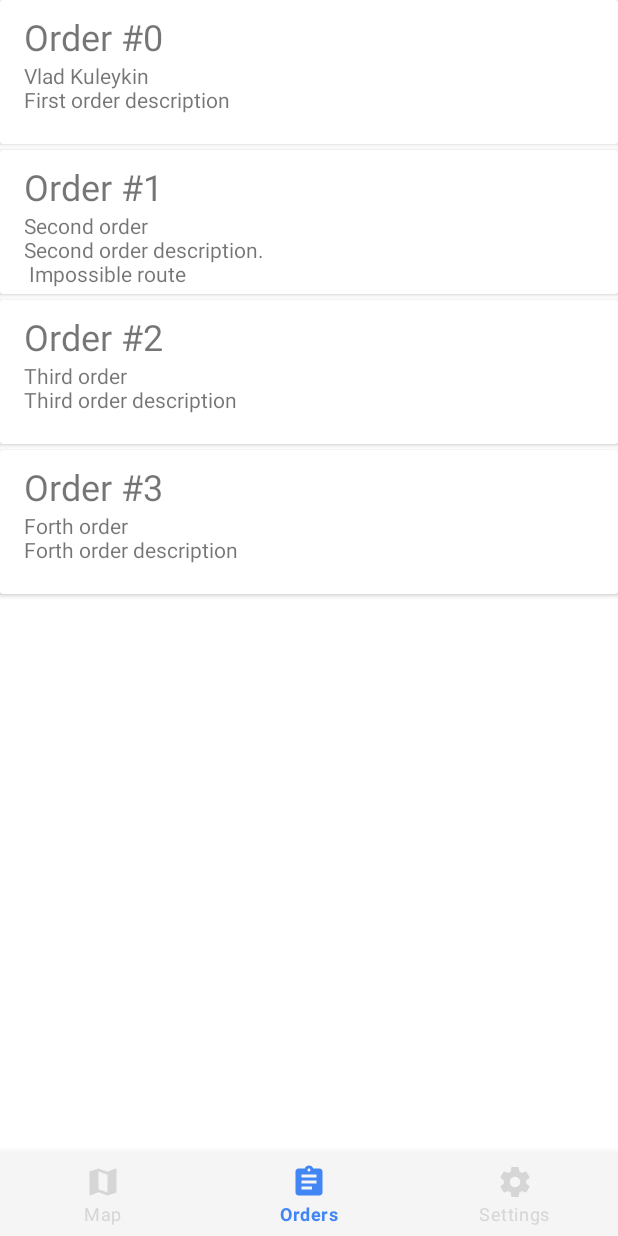
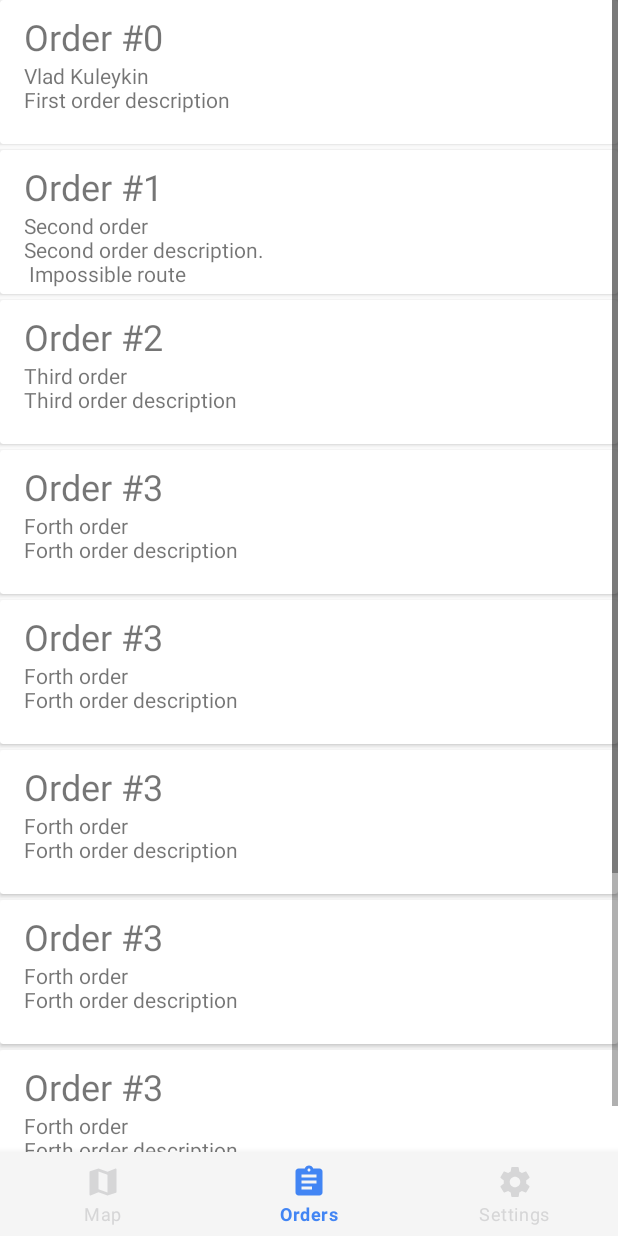
Before and after one commit to kzvdar42/SA-2018-DO-application, an Android app: the MainActivity screen opened directly, with no data from a screen before it, item 2 of the bottom bar chosen, on a phone screen of 412 x 824 dp. Run offline under Robolectric (Android 15) with nearby library versions, the phone set to English and light mode, and no system bars; our stand-ins replace Room's generated code, Timber; libraries missing offline, so code that uses them is left out: com.mapbox.android, com.mapbox.api, com.mapbox.geojson, com.mapbox.mapboxsdk, com.mapbox.services; 13 statements that could not run were skipped.

Commit message:
Fixed the Architecture and bugs.

```diff
--- a/app/src/main/AndroidManifest.xml
+++ b/app/src/main/AndroidManifest.xml
@@ -5,6 +5,8 @@
 
     <uses-permission android:name="android.permission.ACCESS_FINE_LOCATION" />
     <uses-permission android:name="android.permission.FOREGROUND_SERVICE" />
+    <uses-permission android:name="com.mapbox.mapboxsdk.telemetry.TelemetryService" />
+
 
     <application
         android:allowBackup="true"
--- a/app/src/main/java/com/example/kzvdar42/deliveryoperatorapp/Activity/MainActivity.kt
+++ b/app/src/main/java/com/example/kzvdar42/deliveryoperatorapp/Activity/MainActivity.kt
@@ -1,12 +1,12 @@
 package com.example.kzvdar42.deliveryoperatorapp.Activity
 
+import android.content.Context
 import android.content.Intent
 import android.os.Bundle
 import android.view.View
 import android.widget.Toast
 import androidx.appcompat.app.AppCompatActivity
-import androidx.viewpager.widget.ViewPager
-import com.example.kzvdar42.deliveryoperatorapp.Adapter.BottomBarAdapter
+import androidx.fragment.app.Fragment
 import com.example.kzvdar42.deliveryoperatorapp.Fragment.MapFragment
 import com.example.kzvdar42.deliveryoperatorapp.Fragment.OrdersFragment
 import com.example.kzvdar42.deliveryoperatorapp.Fragment.SettingsFragment
@@ -25,39 +25,38 @@ class MainActivity : AppCompatActivity() {
         super.onCreate(savedInstanceState)
         setContentView(R.layout.activity_main)
 
-        mapsFragment     = MapFragment()
-        ordersFragment   = OrdersFragment()
+        // Creating fragments
+        mapsFragment = MapFragment()
+        ordersFragment = OrdersFragment()
         settingsFragment = SettingsFragment()
 
-        setupViewPager(viewpager)
-        viewpager.currentItem = 2
-
+        // Attach the first fragment
+        val fragmentManager = supportFragmentManager
+        fragmentManager.beginTransaction().add(R.id.fragmentContainer, mapsFragment).commit()
 
         bottom_navigation_menu.setOnNavigationItemSelectedListener { item ->
+            var fragment: Fragment = MapFragment() //TODO: Manage to reuse old fragment
             when (item.itemId) {
                 R.id.map_button -> {
                     Toast.makeText(application.baseContext, "Map", Toast.LENGTH_LONG).show()
-                    viewpager.currentItem = 0
+                    fragment = MapFragment() //TODO: Manage to reuse old fragment
                 }
                 R.id.orders_button -> {
                     Toast.makeText(application.baseContext, "Orders", Toast.LENGTH_LONG).show()
-                    viewpager.currentItem = 1
+                    fragment = ordersFragment
                 }
                 R.id.settings_button -> {
                     Toast.makeText(application.baseContext, "Settings", Toast.LENGTH_LONG).show()
-                    viewpager.currentItem = 2
+                    fragment = settingsFragment
                 }
             }
+
+            // Insert the fragment by replacing any existing fragment
+            fragmentManager.beginTransaction().replace(R.id.fragmentContainer, fragment).commit()
+
+            // Return
             true
         }
-    }
-
-    private fun setupViewPager(viewPager: ViewPager) {
-        val adapter = BottomBarAdapter(supportFragmentManager)
-        adapter.addFragment(mapsFragment)
-        adapter.addFragment(ordersFragment)
-        adapter.addFragment(settingsFragment)
-        viewPager.adapter = adapter
     }
 
     fun onClick(view: View) {
@@ -72,6 +71,18 @@ class MainActivity : AppCompatActivity() {
                 i.putExtra("coords", doubleArrayOf(order.FromLat, order.FromLng, order.ToLat, order.ToLng))
                 startActivity(i)
             }
+            R.id.settings_contact_CO -> {
+                Toast.makeText(application.baseContext, "Contact CO", Toast.LENGTH_LONG).show()
+            }
+            R.id.settings_log_out -> {
+                Toast.makeText(application.baseContext, "Log out", Toast.LENGTH_LONG).show()
+                val i = Intent(this, LoginActivity::class.java)
+
+                // Get the user data
+                val sharedPref = this.getSharedPreferences("user", Context.MODE_PRIVATE)
+                sharedPref.edit().putBoolean("IsLogged", false).apply()
+                startActivity(i)
+            }
         }
     }
 }
--- a/app/src/main/java/com/example/kzvdar42/deliveryoperatorapp/Activity/TestMapActivity.kt
+++ b/app/src/main/java/com/example/kzvdar42/deliveryoperatorapp/Activity/TestMapActivity.kt
@@ -39,8 +39,8 @@ class TestMapActivity : AppCompatActivity(), OnNavigationReadyCallback, Navigati
         val coords = intent.getDoubleArrayExtra("coords")
         var i = 0
         while (i <= coords.size) {
-            points.add(Point.fromLngLat(coords[i], coords[i+1]))
-            i +=2
+            points.add(Point.fromLngLat(coords[i], coords[i + 1]))
+            i += 2
         }
         setContentView(R.layout.activity_navigation)
         navigationView = findViewById(R.id.navigationView)
--- a/app/src/main/java/com/example/kzvdar42/deliveryoperatorapp/Adapter/BottomBarAdapter.kt
+++ b/app/src/main/java/com/example/kzvdar42/deliveryoperatorapp/Adapter/BottomBarAdapter.kt
@@ -3,11 +3,11 @@ package com.example.kzvdar42.deliveryoperatorapp.Adapter
 import androidx.fragment.app.Fragment
 import androidx.fragment.app.FragmentManager
 
-class BottomBarAdapter(fragmentManager : FragmentManager) : SmartFragmentStatePagerAdapter(fragmentManager) {
+class BottomBarAdapter(fragmentManager: FragmentManager) : SmartFragmentStatePagerAdapter(fragmentManager) {
 
-    private val fragments : ArrayList<Fragment> = ArrayList()
+    private val fragments: ArrayList<Fragment> = ArrayList()
 
-    fun addFragment(fragment : Fragment) {
+    fun addFragment(fragment: Fragment) {
         fragments.add(fragment)
     }
 
--- a/app/src/main/java/com/example/kzvdar42/deliveryoperatorapp/Adapter/SmartFragmentStatePagerAdapter.kt
+++ b/app/src/main/java/com/example/kzvdar42/deliveryoperatorapp/Adapter/SmartFragmentStatePagerAdapter.kt
@@ -1,7 +1,7 @@
 package com.example.kzvdar42.deliveryoperatorapp.Adapter
 
+import android.util.SparseArray
 import android.view.ViewGroup
-import android.util.SparseArray
 import androidx.fragment.app.Fragment
 import androidx.fragment.app.FragmentManager
 import androidx.fragment.app.FragmentStatePagerAdapter
--- a/app/src/main/java/com/example/kzvdar42/deliveryoperatorapp/DB/AppDatabase.kt
+++ b/app/src/main/java/com/example/kzvdar42/deliveryoperatorapp/DB/AppDatabase.kt
@@ -47,6 +47,20 @@ abstract class AppDatabase : RoomDatabase() {
                     , 55.7867635, 49.1216088, 55.7476907, 48.7433593))
             result.add(OrderEntity(3, "Forth order", "Forth order description"
                     , 49.125392, 55.784798, 49.107202, 55.794498))
+            result.add(OrderEntity(3, "Forth order", "Forth order description"
+                    , 49.125392, 55.784798, 49.107202, 55.794498))
+            result.add(OrderEntity(3, "Forth order", "Forth order description"
+                    , 49.125392, 55.784798, 49.107202, 55.794498))
+            result.add(OrderEntity(3, "Forth order", "Forth order description"
+                    , 49.125392, 55.784798, 49.107202, 55.794498))
+            result.add(OrderEntity(3, "Forth order", "Forth order description"
+                    , 49.125392, 55.784798, 49.107202, 55.794498))
+            result.add(OrderEntity(3, "Forth order", "Forth order description"
+                    , 49.125392, 55.784798, 49.107202, 55.794498))
+            result.add(OrderEntity(3, "Forth order", "Forth order description"
+                    , 49.125392, 55.784798, 49.107202, 55.794498))
+            result.add(OrderEntity(3, "Forth order", "Forth order description"
+                    , 49.125392, 55.784798, 49.107202, 55.794498))
             return result
         }
     }
--- a/app/src/main/res/drawable/bottom_navigation.xml
+++ b/app/src/main/res/drawable/bottom_navigation.xml
@@ -1,9 +1,5 @@
 <?xml version="1.0" encoding="utf-8"?>
 <selector xmlns:android="http://schemas.android.com/apk/res/android">
-    <item
-        android:state_checked="true"
-        android:color="@color/colorAccent" />
-    <item
-        android:state_checked="false"
-        android:color="@color/md_grey_500" />
+    <item android:color="@color/colorAccent" android:state_checked="true" />
+    <item android:color="@color/md_grey_500" android:state_checked="false" />
 </selector>
--- a/app/src/main/res/layout/activity_main.xml
+++ b/app/src/main/res/layout/activity_main.xml
@@ -1,27 +1,30 @@
 <?xml version="1.0" encoding="utf-8"?>
-<FrameLayout xmlns:android="http://schemas.android.com/apk/res/android"
+<androidx.coordinatorlayout.widget.CoordinatorLayout xmlns:android="http://schemas.android.com/apk/res/android"
     xmlns:app="http://schemas.android.com/apk/res-auto"
     xmlns:tools="http://schemas.android.com/tools"
     android:layout_width="match_parent"
     android:layout_height="match_parent"
     tools:context=".Activity.MainActivity">
 
+    <RelativeLayout
+        android:layout_width="match_parent"
+        android:layout_height="match_parent">
 
-    <androidx.viewpager.widget.ViewPager
-        android:id="@+id/viewpager"
+        <FrameLayout
+            android:id="@+id/fragmentContainer"
             android:layout_width="match_parent"
-        android:layout_height="match_parent" />
-
+            android:layout_height="match_parent"
+            android:layout_above="@+id/bottom_navigation_menu" />
 
         <com.google.android.material.bottomnavigation.BottomNavigationView
             android:id="@+id/bottom_navigation_menu"
             android:layout_width="match_parent"
             android:layout_height="wrap_content"
+            android:layout_alignParentBottom="true"
             android:layout_gravity="bottom"
             android:background="@color/colorPrimary"
             app:itemIconTint="@drawable/bottom_navigation"
             app:itemTextColor="@drawable/bottom_navigation"
             app:menu="@menu/bottom_navigation_menu" />
-
-
-</FrameLayout>
+    </RelativeLayout>
+</androidx.coordinatorlayout.widget.CoordinatorLayout>
--- a/app/src/main/res/layout/fragment_orders_list.xml
+++ b/app/src/main/res/layout/fragment_orders_list.xml
@@ -1,7 +1,8 @@
 <?xml version="1.0" encoding="utf-8"?>
 <ScrollView xmlns:android="http://schemas.android.com/apk/res/android"
-    android:orientation="vertical" android:layout_width="match_parent"
-    android:layout_height="match_parent">
+    android:layout_width="match_parent"
+    android:layout_height="match_parent"
+    android:orientation="vertical">
 
     <androidx.recyclerview.widget.RecyclerView
         android:id="@+id/order_list_recycler_view"
```
Also changed, not shown: app/src/main/java/com/example/kzvdar42/deliveryoperatorapp/Activity/LoginActivity.kt (+23 -3 lines), app/src/main/java/com/example/kzvdar42/deliveryoperatorapp/Fragment/MapFragment.kt (+21 -20 lines), app/src/main/res/drawable/ic_map_black_24dp.xml (+5 -5 lines), app/src/main/res/drawable/ic_order_black_24dp.xml (+5 -5 lines), app/src/main/res/drawable/ic_settings_black_24dp.xml (+5 -5 lines), app/src/main/res/drawable/round_button.xml (deleted, +0 -31 lines), app/src/main/res/layout/fragment_bottom_bar.xml (deleted, +0 -26 lines), app/src/main/res/layout/fragment_map.xml (+4 -4 lines), app/src/main/res/layout/fragment_settings.xml (+8 -9 lines), 2 other files. Lines whose indentation alone changed are shown as unchanged.
